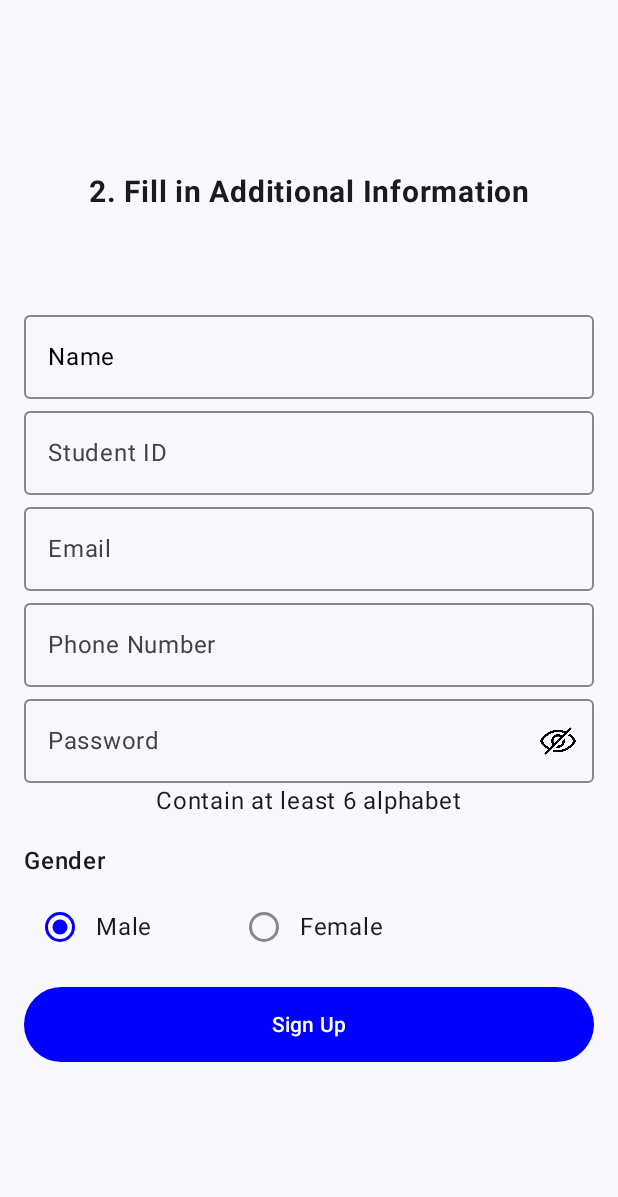
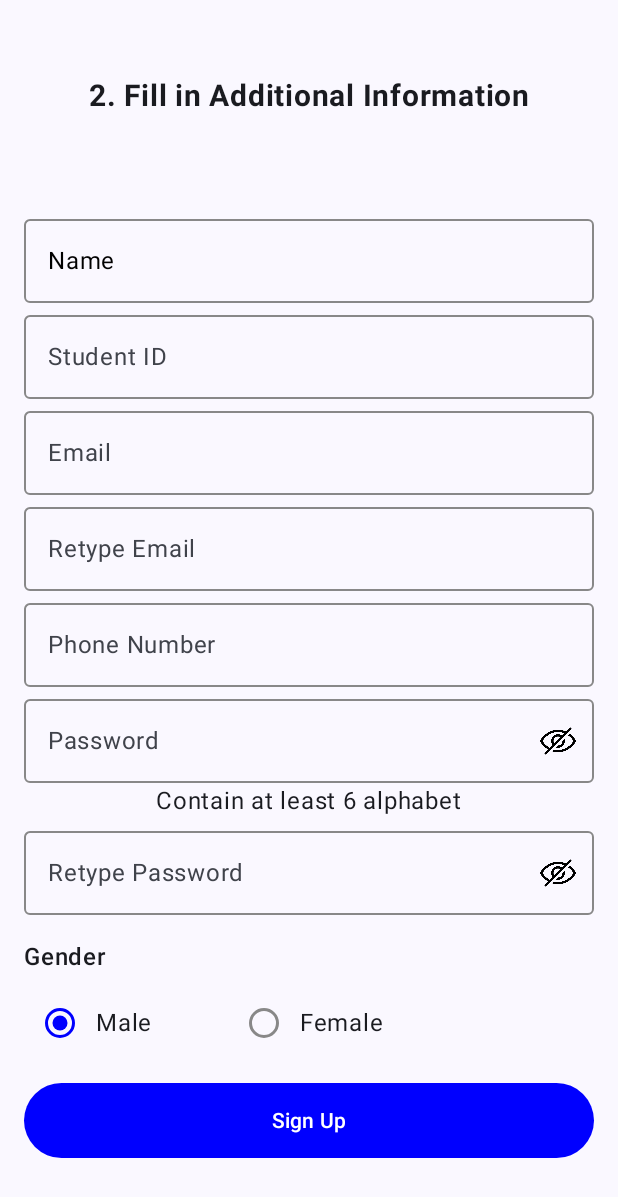
Before and after one commit to david894/SHARideApp, an Android app built with Jetpack Compose: the composable SignUpScreen called with empty values, after a tap on "Sign Up", on a phone screen of 412 x 824 dp. Shown: the top 1197 px of the screen. Run offline under Robolectric (Android 15) with nearby library versions, the phone set to English and light mode, and no system bars; our stand-ins replace Firebase (no records; nobody signed in at launch, a user with empty details on screens opened directly); libraries missing offline, so code that uses them is left out: com.google.mlkit.vision.

Commit message:
fix user verification bug

```diff
--- a/app/src/main/java/com/kxxr/sharide/screen/Screen.kt
+++ b/app/src/main/java/com/kxxr/sharide/screen/Screen.kt
@@ -1112,10 +1112,14 @@ fun saveBitmapToCache(context: Context, bitmap: Bitmap, fileName: String): Strin
 @Composable
 fun SignUpScreen(navController: NavController, name: String, studentId: String, imagePath: String) {
     var email by remember { mutableStateOf("") }
+    var reEmail by remember { mutableStateOf("") }
     var phoneNumber by remember { mutableStateOf("") }
     var password by remember { mutableStateOf("") }
+    var rePassword by remember { mutableStateOf("") }
     var gender by remember { mutableStateOf("M") } // Default to "M"
     var isEmailValid by remember { mutableStateOf(true) }
+    var isReEmailValid by remember { mutableStateOf(false) }
+    var isRePasswordValid by remember { mutableStateOf(true) }
     var duplicateEmail by remember { mutableStateOf(false) }
     var isPhoneValid by remember { mutableStateOf(true) }
     var userName by remember { mutableStateOf(name) }
@@ -1214,6 +1218,30 @@ fun SignUpScreen(navController: NavController, name: String, studentId: String,
         if (duplicateEmail) {
             Text(text = "Error! This Email has been registered before, Try Again!", color = Color.Red, fontSize = 12.sp)
         }
+        OutlinedTextField(
+            value = reEmail,
+            onValueChange = {
+                reEmail = it
+                if (reEmail == email){
+                    isReEmailValid = true
+                }else{
+                    isReEmailValid = false
+                }
+            },
+            label = { Text("Retype Email") },
+            modifier = Modifier.fillMaxWidth(),
+            keyboardOptions = KeyboardOptions.Default.copy(imeAction = ImeAction.Done, keyboardType = KeyboardType.Email),
+            colors = OutlinedTextFieldDefaults.colors(
+                focusedBorderColor = Color.Blue, // Blue border when focused
+                unfocusedBorderColor = Color.Gray,
+                cursorColor = Color.Blue,
+                focusedLabelColor = Color.Blue,
+            )
+        )
+        if (reEmail.isNotEmpty() && !isReEmailValid) {
+            Text(text = "Email doesn't Match, Try Again !", color = Color.Red, fontSize = 12.sp)
+        }
+
         // Phone Number Field
         OutlinedTextField(
             value = phoneNumber,
@@ -1257,6 +1285,35 @@ fun SignUpScreen(navController: NavController, name: String, studentId: String,
         )
         Text(text = "Contain at least 6 alphabet")
 
+        // Password Field
+        OutlinedTextField(
+            value = rePassword,
+            onValueChange = {
+                rePassword = it
+                if(rePassword == password){
+                    isRePasswordValid = true
+                }else{
+                    isRePasswordValid = false
+                }
+            },
+            label = { Text("Retype Password") },
+            trailingIcon ={
+                IconButton(onClick = { passwordVisible = !passwordVisible }) {
+                    Image(painter = painterResource(id = R.drawable.hide ), contentDescription = "password visibility",modifier = Modifier.size(24.dp))
+                }
+            },
+            visualTransformation = if (passwordVisible) VisualTransformation.None else PasswordVisualTransformation(),
+            modifier = Modifier.fillMaxWidth(),
+            colors = OutlinedTextFieldDefaults.colors(
+                focusedBorderColor = Color.Blue, // Blue border when focused
+                unfocusedBorderColor = Color.Gray,
+                cursorColor = Color.Blue,
+                focusedLabelColor = Color.Blue,
+            )
+        )
+        if (rePassword.isNotEmpty() && !isRePasswordValid) {
+            Text(text = "Password doesn't Match, Try Again !", color = Color.Red, fontSize = 12.sp)
+        }
         Spacer(modifier = Modifier.height(16.dp))
 
         // Gender Selection (Switch)
@@ -1308,7 +1365,10 @@ fun SignUpScreen(navController: NavController, name: String, studentId: String,
         Button(
             onClick = {
                 // Validate form inputs
-                if (email.isNotEmpty() && isEmailValid && phoneNumber.isNotEmpty() && isPhoneValid && userName.isNotEmpty() && userid.isNotEmpty() && password.isNotEmpty() && profilePicture != null) {
+                if (email.isNotEmpty() && isEmailValid && phoneNumber.isNotEmpty() && isPhoneValid
+                    && userName.isNotEmpty() && userid.isNotEmpty() && password.isNotEmpty() && profilePicture != null
+                    && isReEmailValid && isRePasswordValid)
+                {
                     showDialog = true
                     // Check if the email is already registered
                     firebaseAuth.fetchSignInMethodsForEmail(email)
@@ -1481,6 +1541,8 @@ fun SignUpScreen(navController: NavController, name: String, studentId: String,
                                 Toast.LENGTH_SHORT
                             ).show()
                         }
+                }else{
+                    Toast.makeText(context, "Please fill in all fields correctly", Toast.LENGTH_SHORT).show()
                 }
             },
             modifier = Modifier
```
